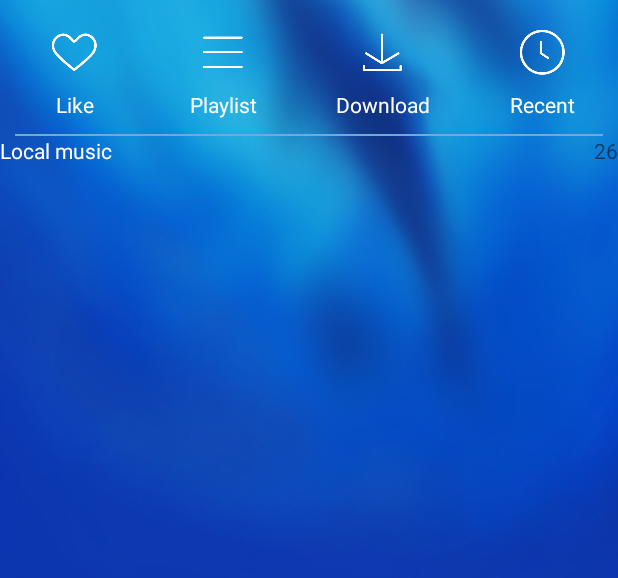
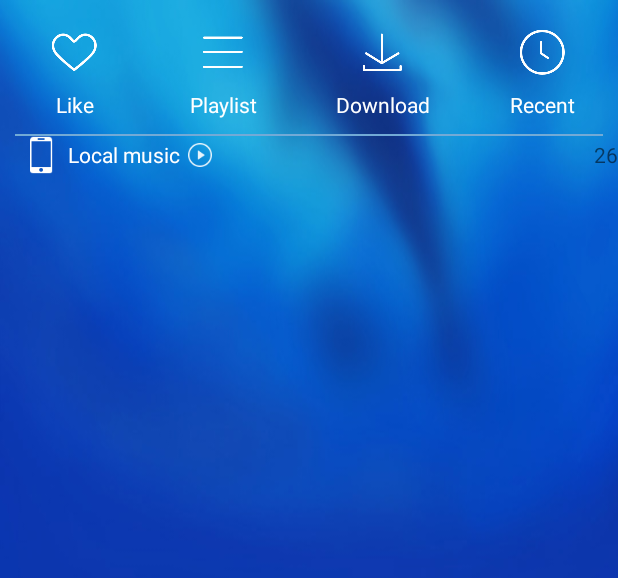
Before and after one commit to Aphrodite123/style, an Android app: the layout fragment_listen.xml on its own in the app's theme, with its tools: preview values and no code run, on a phone screen of 412 x 824 dp. Shown: the top 578 px of the screen. Run offline under Robolectric (Android 15) with nearby library versions, the phone set to English and light mode, and no system bars.

```diff
--- /dev/null
+++ b/HyunPlayer/app/src/main/res/drawable/local_music_random_play_selected.xml
@@ -0,0 +1,5 @@
+<?xml version="1.0" encoding="utf-8"?>
+<selector xmlns:android="http://schemas.android.com/apk/res/android">
+    <item android:drawable="@drawable/skin_kg_navigation_random_pressed" android:state_pressed="true"/>
+    <item android:drawable="@drawable/skin_kg_navigation_random_normal"/>
+</selector>
--- a/HyunPlayer/app/src/main/res/layout/fragment_listen.xml
+++ b/HyunPlayer/app/src/main/res/layout/fragment_listen.xml
@@ -105,24 +105,58 @@
             android:layout_height="wrap_content"
             android:gravity="center_vertical">
 
-            <TextView
+            <RelativeLayout
+                android:id="@+id/local_music_rl"
                 android:layout_width="wrap_content"
                 android:layout_height="wrap_content"
-                android:text="@string/listen_local_music"
-                android:textColor="@android:color/white"/>
+                android:layout_marginStart="20dp">
 
-            <TextView
-                android:id="@+id/local_music_play"
+                <ImageView
+                    android:id="@+id/local_music_phone_icon"
+                    android:layout_width="wrap_content"
+                    android:layout_height="wrap_content"
+                    android:src="@drawable/skin_kg_navigation_local_music_normal"/>
+
+                <TextView
+                    android:id="@+id/local_music_info"
+                    android:layout_width="wrap_content"
+                    android:layout_height="wrap_content"
+                    android:layout_centerVertical="true"
+                    android:layout_marginStart="10dp"
+                    android:layout_toRightOf="@id/local_music_phone_icon"
+                    android:text="@string/listen_local_music"
+                    android:textColor="@android:color/white"/>
+
+            </RelativeLayout>
+
+            <RelativeLayout
+                android:id="@+id/local_music_random_play_rl"
                 android:layout_width="wrap_content"
-                android:layout_height="wrap_content"/>
+                android:layout_height="wrap_content"
+                android:layout_centerVertical="true"
+                android:layout_marginStart="5dp"
+                android:layout_toEndOf="@id/local_music_rl">
 
-            <TextView
-                android:id="@+id/local_musics"
+                <ImageView
+                    android:id="@+id/local_music_random_play"
+                    android:layout_width="wrap_content"
+                    android:layout_height="wrap_content"
+                    android:src="@drawable/local_music_random_play_selected"/>
+            </RelativeLayout>
+
+
+            <RelativeLayout
                 android:layout_width="wrap_content"
                 android:layout_height="wrap_content"
                 android:layout_alignParentRight="true"
-                android:text="26"/>
+                android:layout_centerVertical="true">
 
+                <TextView
+                    android:id="@+id/local_musics"
+                    android:layout_width="wrap_content"
+                    android:layout_height="wrap_content"
+                    android:text="26"/>
+            </RelativeLayout>
         </RelativeLayout>
     </LinearLayout>
 
```
Also changed, not shown: HyunPlayer/app/src/main/res/drawable-xhdpi/arrow_skin_right.png (added), HyunPlayer/app/src/main/res/drawable-xhdpi/skin_kg_navigation_local_music_normal.png (added), HyunPlayer/app/src/main/res/drawable-xhdpi/skin_kg_navigation_random_normal.png (added), HyunPlayer/app/src/main/res/drawable-xhdpi/skin_kg_navigation_random_pressed.png (added), HyunPlayer/app/src/main/res/drawable-xxhdpi/skin_kg_navigation_local_music_normal.png (added), HyunPlayer/app/src/main/res/drawable-xxhdpi/skin_kg_navigation_random_normal.png (added), HyunPlayer/app/src/main/res/drawable-xxhdpi/skin_kg_navigation_random_pressed.png (added).
